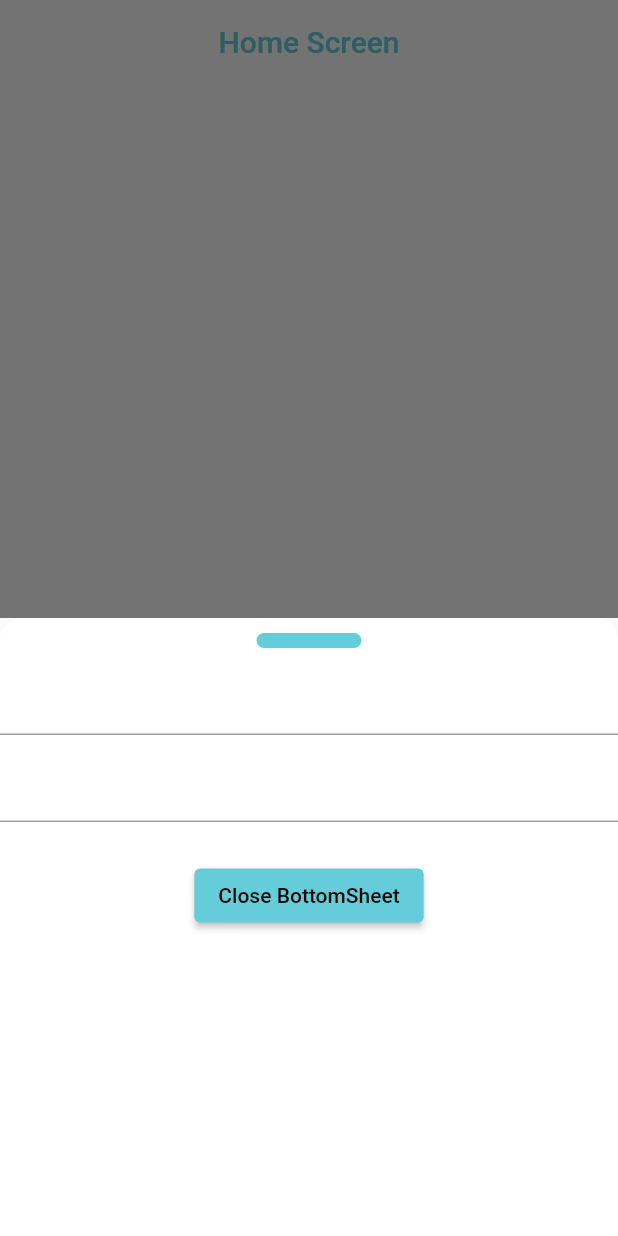
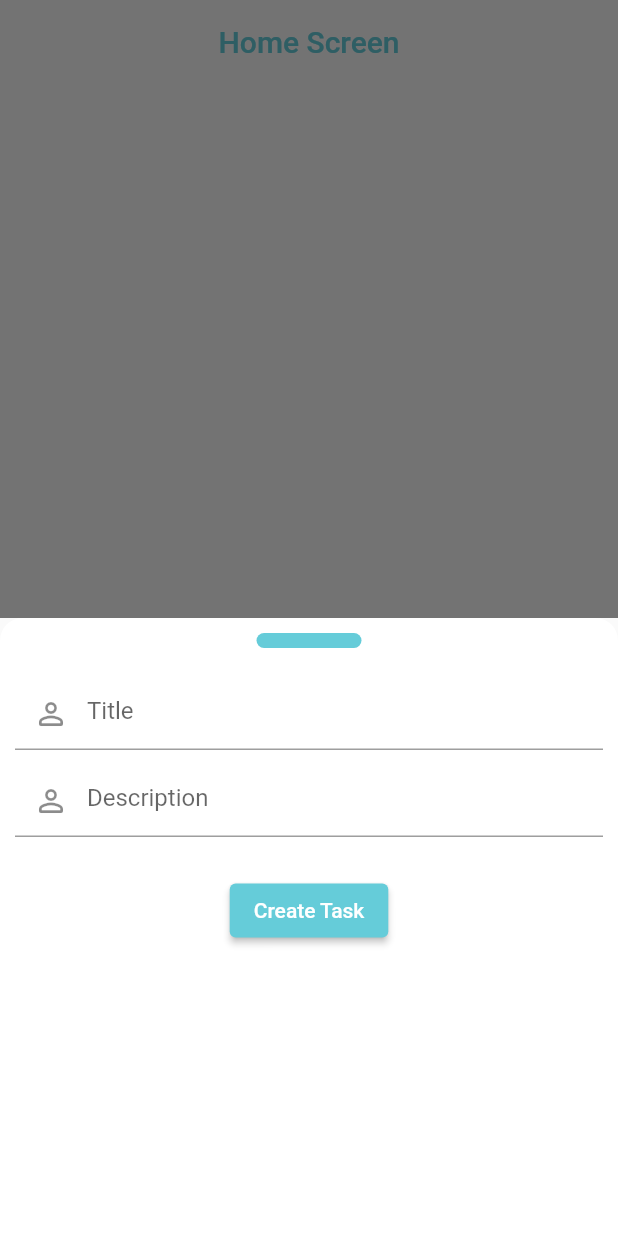
Before and after one commit to RegisSalesRA/go_flutter_golang, a Flutter app: the screen it shows after launch, after a tap on the "add" icon, on a phone screen of 412 x 824 dp. Run offline on Flutter 3.47's test engine with Material 2 defaults, Android fonts, the light colour scheme and no system bars; our stand-ins replace dio; network calls fail.

Commit message:
Update, Delete and create in flutter widget

```diff
--- a/client/lib/screens/home_screen.dart
+++ b/client/lib/screens/home_screen.dart
@@ -1,5 +1,6 @@
 import 'package:client/screens/widgets/list_task_done_widget.dart';
 import 'package:client/screens/widgets/list_task_widget.dart';
+import 'package:client/screens/widgets/modal_bottomsheet_widget.dart';
 import 'package:flutter/material.dart';
 import 'package:provider/provider.dart';
 
@@ -14,6 +15,7 @@ class HomeScreen extends StatefulWidget {
 }
 
 class _HomeScreenState extends State<HomeScreen> {
+  late TaskViewModel viewModelTask;
   String title = "";
   int _cIndex = 0;
   final ValueNotifier<bool> isLoading = ValueNotifier<bool>(false);
@@ -24,9 +26,10 @@ class _HomeScreenState extends State<HomeScreen> {
   }
 
   @override
-  void initState() {
-    Provider.of<TaskViewModel>(context, listen: false).getTasks();
-    super.initState();
+  void didChangeDependencies() {
+    super.didChangeDependencies();
+    viewModelTask = Provider.of<TaskViewModel>(context, listen: false);
+    viewModelTask.getTasks();
   }
 
   @override
@@ -92,52 +95,8 @@ class _HomeScreenState extends State<HomeScreen> {
               FloatingActionButtonLocation.miniCenterDocked,
           floatingActionButton: FloatingActionButton(
             onPressed: () {
-              showModalBottomSheet<void>(
-                context: context,
-                builder: (BuildContext context) {
-                  return Container(
-                    decoration: const BoxDecoration(
-                        color: Colors.white,
-                        borderRadius: BorderRadius.only(
-                            topLeft: Radius.circular(15.0),
-                            topRight: Radius.circular(15.0))),
-                    height: MediaQuery.of(context).size.height / 2,
-                    child: Form(
-                      child: Column(
-                        crossAxisAlignment: CrossAxisAlignment.center,
-                        children: <Widget>[
-                          const SizedBox(
-                            height: 10,
-                          ),
-                          Container(
-                            height: 10,
-                            width: 70,
-                            decoration: const BoxDecoration(
-                                color: ColorsTheme.primaryColor,
-                                borderRadius:
-                                    BorderRadius.all(Radius.circular(15))),
-                          ),
-                          const SizedBox(
-                            height: 10,
-                          ),
-                          TextFormField(),
-                          const SizedBox(
-                            height: 10,
-                          ),
-                          TextFormField(),
-                          const SizedBox(
-                            height: 25,
-                          ),
-                          ElevatedButton(
-                            child: const Text('Close BottomSheet'),
-                            onPressed: () => Navigator.pop(context),
-                          ),
-                        ],
-                      ),
-                    ),
-                  );
-                },
-              );
+              showModalBottonSheetComponent(
+                  context, viewModelTask, null, false);
             },
             child: const Icon(
               Icons.add,
--- a/client/lib/screens/widgets/list_task_done_widget.dart
+++ b/client/lib/screens/widgets/list_task_done_widget.dart
@@ -11,7 +11,6 @@ class ListTaskDoneWidget extends StatelessWidget {
   Widget build(BuildContext context) {
     return ListView.builder(
         shrinkWrap: true,
-        physics: const NeverScrollableScrollPhysics(),
         itemCount: taskViewModel.taskList.length,
         itemBuilder: ((context, index) {
           return Padding(
--- /dev/null
+++ b/client/lib/screens/widgets/modal_bottomsheet_widget.dart
@@ -0,0 +1,105 @@
+import 'package:flutter/material.dart';
+
+import '../../app/colors/colors.dart';
+
+Future<void> showModalBottonSheetComponent(
+    BuildContext context, var viewModelTask, int? id, bool edit) {
+  return showModalBottomSheet<void>(
+    context: context,
+    builder: (BuildContext context) {
+      return Container(
+        decoration: const BoxDecoration(
+            color: Colors.white,
+            borderRadius: BorderRadius.only(
+                topLeft: Radius.circular(15.0),
+                topRight: Radius.circular(15.0))),
+        height: MediaQuery.of(context).size.height / 2,
+        child: Form(
+          key: viewModelTask.formKey,
+          child: Padding(
+            padding: const EdgeInsets.symmetric(horizontal: 10),
+            child: Column(
+              crossAxisAlignment: CrossAxisAlignment.center,
+              children: <Widget>[
+                const SizedBox(
+                  height: 10,
+                ),
+                Container(
+                  height: 10,
+                  width: 70,
+                  decoration: const BoxDecoration(
+                      color: ColorsTheme.primaryColor,
+                      borderRadius: BorderRadius.all(Radius.circular(15))),
+                ),
+                const SizedBox(
+                  height: 20,
+                ),
+                TextFormField(
+                  controller: viewModelTask.title,
+                  decoration: const InputDecoration(
+                      prefixIcon: Icon(Icons.person_outline_rounded),
+                      hintText: 'Title'),
+                  validator: (value) {
+                    if (value == null || value.isEmpty) {
+                      return 'Title can not be empty';
+                    }
+                    return null;
+                  },
+                ),
+                const SizedBox(
+                  height: 10,
+                ),
+                TextFormField(
+                  controller: viewModelTask.description,
+                  decoration: const InputDecoration(
+                      prefixIcon: Icon(Icons.person_outline_rounded),
+                      hintText: 'Description'),
+                  validator: (value) {
+                    if (value == null || value.isEmpty) {
+                      return 'Description can not be empty';
+                    }
+                    return null;
+                  },
+                ),
+                const SizedBox(
+                  height: 25,
+                ),
+                ElevatedButton(
+                  child: Text(
+                    edit ? 'Update Task' : 'Create Task',
+                    style: const TextStyle(color: Colors.white),
+                  ),
+                  onPressed: () {
+                    if (id == null) {
+                      if (viewModelTask.formKey.currentState!.validate()) {
+                        var data = {
+                          "title": viewModelTask.title.text,
+                          "description": viewModelTask.description.text
+                        };
+                        viewModelTask.createTask(data);
+                        viewModelTask.cleanFields();
+                        Navigator.pop(context);
+                      }
+                    }
+
+                    if (id != null) {
+                      if (viewModelTask.formKey.currentState!.validate()) {
+                        var data = {
+                          "title": viewModelTask.title.text,
+                          "description": viewModelTask.description.text
+                        };
+                        viewModelTask.updateTask(id, data);
+                        viewModelTask.cleanFields();
+                        Navigator.pop(context);
+                      }
+                    }
+                  },
+                ),
+              ],
+            ),
+          ),
+        ),
+      );
+    },
+  );
+}
--- a/client/lib/viewmodels/viewmodel_task.dart
+++ b/client/lib/viewmodels/viewmodel_task.dart
@@ -10,8 +10,15 @@ class TaskViewModel with ChangeNotifier {
 
   List taskList = [];
   TaskModel? task;
+  GlobalKey<FormState> formKey = GlobalKey<FormState>();
   TextEditingController title = TextEditingController();
   TextEditingController description = TextEditingController();
+  final ValueNotifier<bool> isChecked = ValueNotifier<bool>(false);
+
+  void cleanFields() {
+    title.clear();
+    description.clear();
+  }
 
   Future getTask(int id) async {
     var request = await repository.getTask(id);
@@ -28,17 +35,25 @@ class TaskViewModel with ChangeNotifier {
 
   Future createTask(data) async {
     await repository.createTask(data);
+    getTasks();
+    notifyListeners();
   }
 
   Future deleteTask(id) async {
     await repository.deleteTask(id);
+    getTasks();
+    notifyListeners();
   }
 
   Future updateTask(id, data) async {
     await repository.updateTask(id, data);
+    getTasks();
+    notifyListeners();
   }
 
   Future updateTaskDone(id, data) async {
     await repository.updateTaskDone(id, data);
+    getTasks();
+    notifyListeners();
   }
 }
```
Also changed, not shown: client/lib/screens/widgets/list_task_widget.dart (+49 -15 lines).
